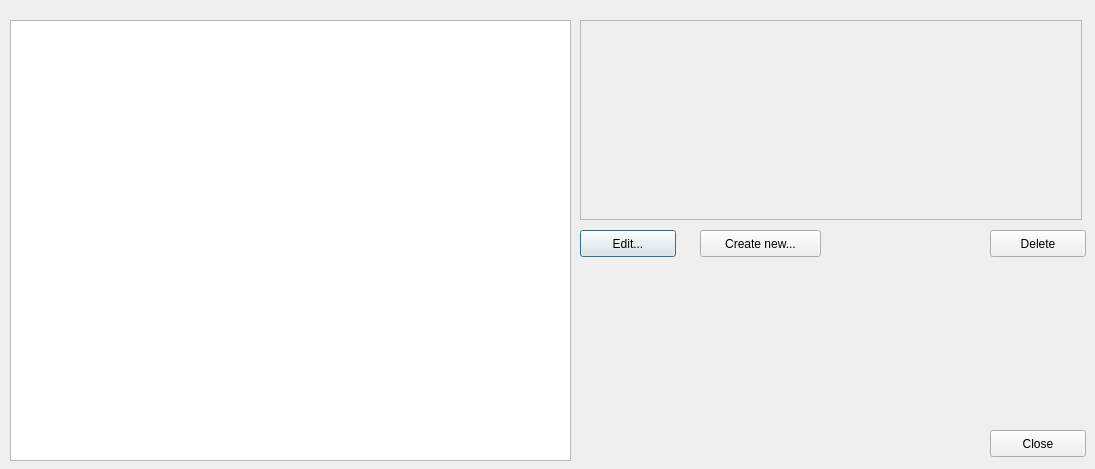
First picture: the form in dialogwpsedit.ui, repository Vantskruv/XNVU-Calculator, before the edit.
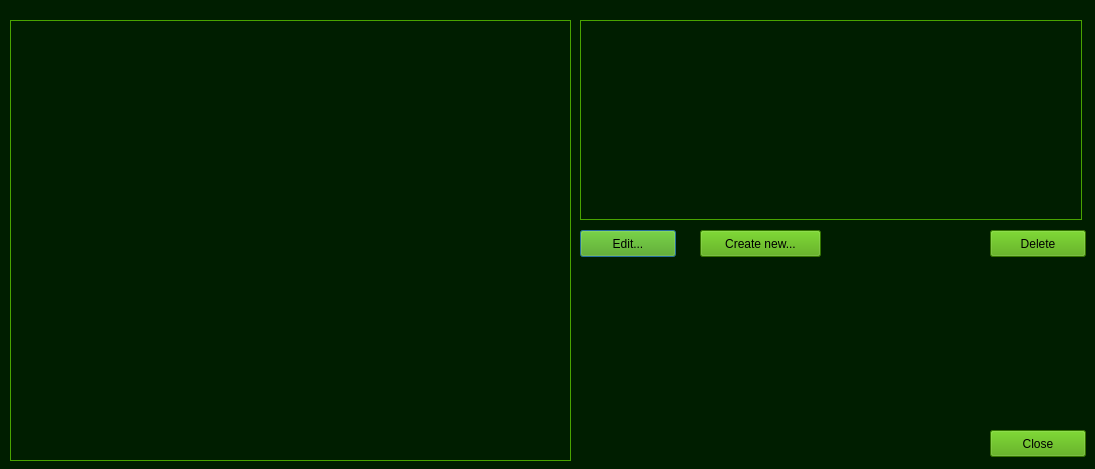
Second picture: the form after the edit. Custom widgets are drawn as their Qt base class.

Commit message:
* Added Zm and Zm values in RSBN correction dialog (Zm values are good for selection of best beacon, the lesser the easier it is to put in the data in the NVU calculator)
* Made stylesheets for all dialogs to match main XNVU window colors

* Made context-menu selection to highlight current item under mouse

* Changed default context-menu stylesheet to match XNVU color (i.e.
right-clicking QLineEdits

Diff of the .ui file:
```diff
--- a/dialogwpsedit.ui
+++ b/dialogwpsedit.ui
@@ -13,6 +13,131 @@
   <property name="windowTitle">
    <string>XNVU Library</string>
   </property>
+  <property name="styleSheet">
+   <string notr="true">QDialog
+{
+	background-color: rgb(0, 30, 0);
+	color: rgb(107, 239, 0);
+}
+
+#frameDescription
+{
+	background-color: rgb(0, 30, 0);
+	color: rgb(107, 239, 0);
+	border: 1px solid;
+	border-color: rgb(73, 163, 0);
+}
+
+
+QLabel
+{
+	color: rgb(107, 239, 0);
+}
+
+#listWPS
+{
+	background-color: rgb(0, 30, 0);
+	color: rgb(107, 239, 0);
+
+	border: 1px solid;
+	border-color: rgb(73, 163, 0);
+}
+
+#listWPS::item:selected
+{
+	background-color: rgb(107, 239, 0);
+	color: rgb(0, 30, 0);
+}
+
+QPushButton
+{
+	background-color: rgb(73, 163, 0);
+	color: rgb(0, 0, 0);
+}
+
+QComboBox
+{
+	background-color: rgb(0, 30, 0);
+	color: rgb(107, 239, 0);
+	border: 1px solid;
+	border-color: rgb(73, 163, 0);
+	selection-background-color: rgb(107, 239, 0);
+    selection-color: rgb(0, 0, 0);
+}
+
+QComboBox QAbstractItemView
+{
+	background-color: rgb(0, 30, 0);
+	color: rgb(107, 239, 0);
+	border: 1px solid;
+	border-color: rgb(73, 163, 0);
+}
+
+QLineEdit
+{
+	background-color: rgb(0, 30, 0);
+	color: rgb(107, 239, 0);
+	border: 1px solid;
+	border-color: rgb(73, 163, 0);
+}
+
+QSpinBox
+{
+	background-color: rgb(0, 30, 0);
+	color: rgb(107, 239, 0);
+	border: 1px solid;
+	border-color: rgb(73, 163, 0);
+}
+
+QDoubleSpinBox
+{
+	background-color: rgb(0, 30, 0);
+	color: rgb(107, 239, 0);
+	border: 1px solid;
+	border-color: rgb(73, 163, 0);
+}
+
+QCheckBox
+{
+	background-color: rgb(0, 30, 0);
+	color: rgb(107, 239, 0);
+}
+
+QCheckBox::indicator::checked
+{
+	background-color: rgb(107, 239, 0);
+	color: rgb(107, 239, 0);
+	border: 1px solid;
+	border-color: rgb(73, 163, 0);
+}
+
+QCheckBox::indicator::unchecked
+{
+	background-color: rgb(0, 30, 0);
+	color: rgb(107, 239, 0);
+	border: 1px solid;
+	border-color: rgb(73, 163, 0);
+}
+
+QMenu
+{
+	background-color: rgb(0, 30, 0);
+	color: rgb(107, 239, 0);
+}
+
+QMenu::item:selected
+{
+	background-color: rgb(107, 239, 0);
+	color: rgb(0, 0, 0);
+}
+
+QMenu::item:disabled
+{
+	background-color: rgb(0, 15, 0);
+	color: rgb(27, 159, 0);;
+}
+</string>
+  </property>
   <widget class="QListWidget" name="listWPS">
    <property name="geometry">
     <rect>
```
The commit also changes 14 other files.
